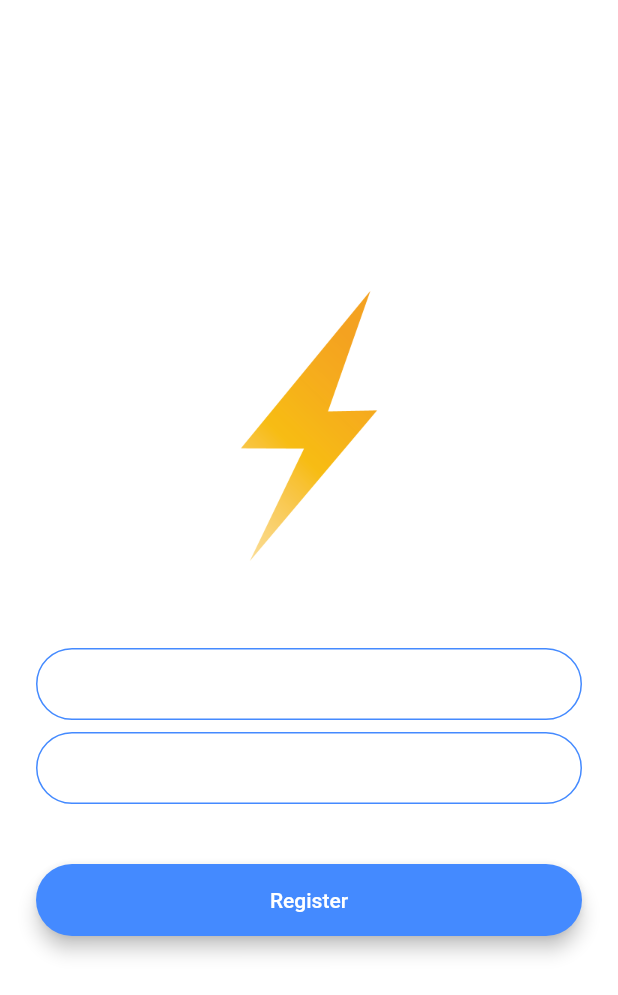
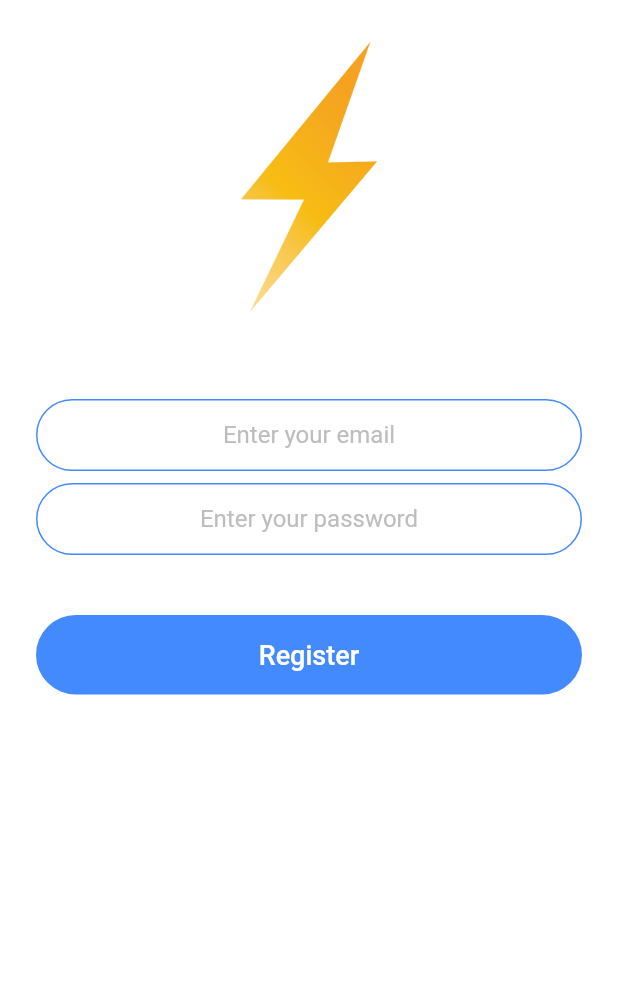
Before and after one commit to upasana-khatiwada/Flash_Chat_app, a Flutter app: the RegistrationScreen screen opened by its route, after a tap on "Register", on a phone screen of 412 x 824 dp. Shown: the top 995 px of the screen. Run offline on Flutter 3.47's test engine with Material 2 defaults, Android fonts, the phone set to English and light mode, and no system bars; our stand-ins replace animated_text_kit, firebase_auth, firebase_core; accounts and stored records are empty.

```diff
--- a/lib/constants.dart
+++ b/lib/constants.dart
@@ -17,3 +17,20 @@ const kMessageContainerDecoration = BoxDecoration(
     top: BorderSide(color: Colors.lightBlueAccent, width: 2.0),
   ),
 );
+
+
+const kTextFieldDecoration = InputDecoration(
+  hintText: 'Enter a value',
+  contentPadding: EdgeInsets.symmetric(vertical: 10.0, horizontal: 20.0),
+  border: OutlineInputBorder(
+    borderRadius: BorderRadius.all(Radius.circular(32.0)),
+  ),
+  enabledBorder: OutlineInputBorder(
+    borderSide: BorderSide(color: Colors.blueAccent, width: 1.0),
+    borderRadius: BorderRadius.all(Radius.circular(32.0)),
+  ),
+  focusedBorder: OutlineInputBorder(
+    borderSide: BorderSide(color: Colors.blueAccent, width: 2.0),
+    borderRadius: BorderRadius.all(Radius.circular(32.0)),
+  ),
+);
--- a/lib/screens/registration_screen.dart
+++ b/lib/screens/registration_screen.dart
@@ -1,4 +1,10 @@
+import 'package:flash_chat/my_button.dart';
+import 'package:flash_chat/screens/chat_screen.dart';
+import 'package:flash_chat/screens/login_screen.dart';
 import 'package:flutter/material.dart';
+
+import '../constants.dart';
+import 'package:firebase_auth/firebase_auth.dart';
 
 class RegistrationScreen extends StatefulWidget {
   static String id = 'registration_screen';
@@ -10,11 +16,19 @@ class RegistrationScreen extends StatefulWidget {
 }
 
 class RegistrationScreenState extends State<RegistrationScreen> {
+  final _auth = FirebaseAuth.instance;
+  late String email;
+  late String password;
   @override
   Widget build(BuildContext context) {
     return Scaffold(
       backgroundColor: Colors.white,
       body: Padding(
+        padding: const EdgeInsets.only(top: 18.0),
+        child: SingleChildScrollView(
+          // Reverse the order of children to ensure content is above the keyboard
+          reverse: true,
+          child: Padding(
             padding: const EdgeInsets.symmetric(horizontal: 24.0),
             child: Column(
               mainAxisAlignment: MainAxisAlignment.center,
@@ -31,73 +45,72 @@ class RegistrationScreenState extends State<RegistrationScreen> {
                   height: 48.0,
                 ),
                 TextField(
+                  keyboardType: TextInputType.emailAddress,
+                  style: const TextStyle(color: Colors.black),
+                  textAlign: TextAlign.center,
                   onChanged: (value) {
-                //Do something with the user input.
+                    email = value;
                   },
-              decoration: const InputDecoration(
+                  decoration: kTextFieldDecoration.copyWith(
                     hintText: 'Enter your email',
-                contentPadding:
-                    EdgeInsets.symmetric(vertical: 10.0, horizontal: 20.0),
-                border: OutlineInputBorder(
-                  borderRadius: BorderRadius.all(Radius.circular(32.0)),
-                ),
-                enabledBorder: OutlineInputBorder(
-                  borderSide: BorderSide(color: Colors.blueAccent, width: 1.0),
-                  borderRadius: BorderRadius.all(Radius.circular(32.0)),
-                ),
-                focusedBorder: OutlineInputBorder(
-                  borderSide: BorderSide(color: Colors.blueAccent, width: 2.0),
-                  borderRadius: BorderRadius.all(Radius.circular(32.0)),
-                ),
+                    hintStyle: TextStyle(color: Colors.grey.shade400),
                   ),
                 ),
                 const SizedBox(
                   height: 8.0,
                 ),
                 TextField(
+                  obscureText: true,
+                  style: const TextStyle(color: Colors.black),
+                  textAlign: TextAlign.center,
                   onChanged: (value) {
-                //Do something with the user input.
+                    password = value;
                   },
-              decoration: const InputDecoration(
+                  decoration: kTextFieldDecoration.copyWith(
                     hintText: 'Enter your password',
-                contentPadding:
-                    EdgeInsets.symmetric(vertical: 10.0, horizontal: 20.0),
-                border: OutlineInputBorder(
-                  borderRadius: BorderRadius.all(Radius.circular(32.0)),
-                ),
-                enabledBorder: OutlineInputBorder(
-                  borderSide: BorderSide(color: Colors.blueAccent, width: 1.0),
-                  borderRadius: BorderRadius.all(Radius.circular(32.0)),
-                ),
-                focusedBorder: OutlineInputBorder(
-                  borderSide: BorderSide(color: Colors.blueAccent, width: 2.0),
-                  borderRadius: BorderRadius.all(Radius.circular(32.0)),
-                ),
+                    hintStyle: TextStyle(color: Colors.grey.shade400),
                   ),
                 ),
                 const SizedBox(
                   height: 24.0,
                 ),
-            Padding(
-              padding: const EdgeInsets.symmetric(vertical: 16.0),
-              child: Material(
+                MyButton(
+                  title: 'Register',
                   color: Colors.blueAccent,
-                borderRadius: const BorderRadius.all(Radius.circular(30.0)),
-                elevation: 5.0,
-                child: MaterialButton(
-                  onPressed: () {
-                    //Implement registration functionality.
+                  onPressed: () async {
+                    // try {
+                    //   final newUser = await _auth.createUserWithEmailAndPassword(
+                    //       email: email, password: password);
+                    //        Navigator.pushNamed(context, LoginScreen.id);
+
+                    //       // if(newUser != null){
+                    //       //   Navigator.pushNamed(context, ChatScreen.id);
+                    //       // }
+                    // }on FirebaseAuthException catch (e) {
+                    //     if (e.code == 'weak-password') {
+                    //       print('The password provided is too weak.');
+                    //     } else if (e.code == 'email-already-in-use') {
+                    //       print('The account already exists for that email.');
+                    //     }
+                    //   } catch (e) {
+                    //   print(e);
+                    // }
+                    try {
+                      final newUser =
+                          await _auth.createUserWithEmailAndPassword(
+                              email: email, password: password);
+
+                      if (newUser != null) {
+                        Navigator.pushNamed(context, ChatScreen.id);
+                      }
+                    } catch (e) {
+                      print(e);
+                    }
                   },
-                  minWidth: 200.0,
-                  height: 42.0,
-                  child: const Text(
-                    'Register',
-                    style: TextStyle(color: Colors.white),
+                )
+              ],
             ),
           ),
-              ),
-            ),
-          ],
         ),
       ),
     );
--- a/lib/screens/welcome_screen.dart
+++ b/lib/screens/welcome_screen.dart
@@ -5,7 +5,7 @@ import 'package:flutter/material.dart';
 import 'package:animated_text_kit/animated_text_kit.dart';
 
 class WelcomeScreen extends StatefulWidget {
-  static String id = 'welcome_screen';
+  static const String id = '/welcome_screen';
 
   const WelcomeScreen({super.key});
   @override
@@ -69,6 +69,7 @@ class WelcomeScreenState extends State<WelcomeScreen>
                       textStyle: const TextStyle(
                         fontSize: 45.0,
                         fontWeight: FontWeight.w900,
+                        color: Colors.black
                       ),
                     ),
                   ],
--- a/pubspec.yaml
+++ b/pubspec.yaml
@@ -36,6 +36,10 @@ dependencies:
   # Use with the CupertinoIcons class for iOS style icons.
   cupertino_icons: ^1.0.2
   animated_text_kit: ^4.2.2
+  firebase_core: ^2.16.0
+  firebase_auth: ^4.10.0
+  cloud_firestore: ^4.9.2
+
 
 dev_dependencies:
   flutter_test:
```
Also changed, not shown: lib/main.dart (+11 -7 lines), lib/screens/chat_screen.dart (+26 -0 lines), lib/screens/login_screen.dart (+12 -34 lines), pubspec.lock, 7 other files. Lines whose indentation alone changed are shown as unchanged.
